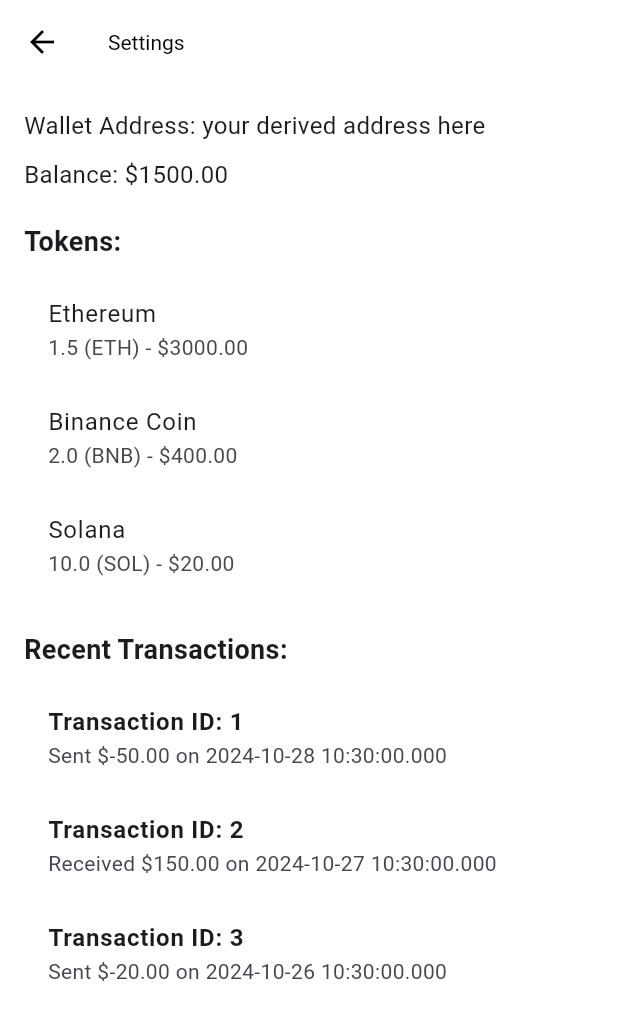
After one commit to waqasraza123/flutter-web3-wallet-connect, a Flutter app: the SettingsScreen screen opened by its route, on a phone screen of 412 x 824 dp. The commit adds this screen. Shown: the top 1020 px of the screen. Run offline on Flutter 3.47's test engine with Material 3 defaults, Android fonts, the phone set to English and light mode, and no system bars; our stand-ins replace flutter_secure_storage, loading_animation_widget, logger, shared_preferences, video_player; missing offline and left inert: bip39; accounts and stored records are empty.

Commit message:
design touches

```diff
--- a/lib/main.dart
+++ b/lib/main.dart
@@ -1,6 +1,7 @@
 import 'package:flutter/material.dart';
 import 'screens/home_screen.dart';
-import 'screens/chain_selection_screen.dart'; // Import your ChainSelectionScreen
+import 'screens/chain_selection_screen.dart';
+import 'screens/settings_screen.dart';
 
 void main() {
   runApp(const MyApp());
@@ -27,8 +28,8 @@ class MyApp extends StatelessWidget {
         primaryColor: Colors.blue,
       ),
       routes: {
-        // Define the chainSelection route here
         '/chainSelection': (context) => const ChainSelectionScreen(),
+        '/settings': (context) => const SettingsScreen(),
       },
     );
   }
--- a/lib/models/wallet.dart
+++ b/lib/models/wallet.dart
@@ -6,12 +6,18 @@ class Token {
   final String symbol;
   final double amount;
   final double price;
+  final String imageUrl;
+  final double currentAmount;
+  final double currentBalance;
 
   Token({
     required this.name,
     required this.symbol,
     required this.amount,
     required this.price,
+    required this.imageUrl,
+    required this.currentAmount,
+    required this.currentBalance,
   });
 }
 
@@ -26,7 +32,7 @@ class Wallet {
   final String recoveryPhrase;
   final String privateKey;
   final String publicKey;
-  final String address; // Explicitly add address as a final field
+  final String address;
   final double balance;
   final List<Token> tokens;
   final List<NFT> nfts;
@@ -35,7 +41,7 @@ class Wallet {
     required this.recoveryPhrase,
     required this.privateKey,
     required this.publicKey,
-    required this.address, // Ensure address is set via the constructor
+    required this.address,
     required this.balance,
     required this.tokens,
     required this.nfts,
--- /dev/null
+++ b/lib/screens/settings_screen.dart
@@ -0,0 +1,70 @@
+import 'package:flutter/material.dart';
+import '../utils/api_data.dart';
+
+class SettingsScreen extends StatelessWidget {
+  const SettingsScreen({super.key});
+
+  @override
+  Widget build(BuildContext context) {
+    final wallet = ApiData.wallet; // Get the wallet data
+
+    return Scaffold(
+      appBar: AppBar(
+        title: const Text('Settings'),
+      ),
+      body: Padding(
+        padding: const EdgeInsets.all(16.0),
+        child: ListView(
+          children: [
+            // Display wallet information
+            Text(
+              'Wallet Address: ${wallet.address}',
+              style: const TextStyle(fontSize: 16),
+            ),
+            const SizedBox(height: 10),
+            Text(
+              'Balance: \$${wallet.balance.toStringAsFixed(2)}',
+              style: const TextStyle(fontSize: 16),
+            ),
+            const SizedBox(height: 20),
+
+            // Display tokens
+            const Text(
+              'Tokens:',
+              style: TextStyle(fontSize: 18, fontWeight: FontWeight.bold),
+            ),
+            const SizedBox(height: 10),
+            ...wallet.tokens.map((token) {
+              return ListTile(
+                title: Text(token.name),
+                subtitle: Text(
+                  '${token.amount} (${token.symbol}) - \$${token.price.toStringAsFixed(2)}',
+                ),
+              );
+            }).toList(),
+
+            const SizedBox(height: 20),
+
+            // Display transactions
+            const Text(
+              'Recent Transactions:',
+              style: TextStyle(fontSize: 18, fontWeight: FontWeight.bold),
+            ),
+            const SizedBox(height: 10),
+            ...ApiData.transactions.map((transaction) {
+              return ListTile(
+                title: Text(
+                  'Transaction ID: ${transaction.id}',
+                  style: const TextStyle(fontWeight: FontWeight.bold),
+                ),
+                subtitle: Text(
+                  '${transaction.type} \$${transaction.amount.toStringAsFixed(2)} on ${transaction.date}',
+                ),
+              );
+            }).toList(),
+          ],
+        ),
+      ),
+    );
+  }
+}
--- a/lib/screens/wallet_creation_options_screen.dart
+++ b/lib/screens/wallet_creation_options_screen.dart
@@ -68,7 +68,7 @@ class WalletCreationOptionsScreen extends StatelessWidget {
       required VoidCallback onPressed,
       String? textButtonText,
       String bottomText = ''}) {
-    return Container(
+    return SizedBox(
       height: 250, // Set a fixed height for uniformity
       width: double.infinity, // Make the card take full width
       child: Card(
--- a/lib/utils/api_data.dart
+++ b/lib/utils/api_data.dart
@@ -6,12 +6,37 @@ class ApiData {
     recoveryPhrase: "your recovery phrase here",
     privateKey: "your private key here",
     publicKey: "your public key here",
-    address: "your derived address here", // Add the wallet address here
+    address: "your derived address here",
     balance: 1500.00,
     tokens: [
-      Token(name: "Ethereum", symbol: "ETH", amount: 1.5, price: 3000.00),
-      Token(name: "Binance Coin", symbol: "BNB", amount: 2.0, price: 400.00),
-      Token(name: "Solana", symbol: "SOL", amount: 10.0, price: 20.00),
+      Token(
+        name: "Ethereum",
+        symbol: "ETH",
+        amount: 1.5,
+        price: 3000.00,
+        imageUrl: 'https://cryptologos.cc/logos/ethereum-eth-logo.png?v=025',
+        currentAmount: 1.5,
+        currentBalance: 3000.00 * 1.5,
+      ),
+      Token(
+        name: "Binance Coin",
+        symbol: "BNB",
+        amount: 2.0,
+        price: 400.00,
+        imageUrl:
+            'https://cryptologos.cc/logos/binance-coin-bnb-logo.png?v=025',
+        currentAmount: 2.0,
+        currentBalance: 400.00 * 2.0,
+      ),
+      Token(
+        name: "Solana",
+        symbol: "SOL",
+        amount: 10.0,
+        price: 20.00,
+        imageUrl: 'https://cryptologos.cc/logos/solana-sol-logo.png?v=025',
+        currentAmount: 10.0,
+        currentBalance: 20.00 * 10.0,
+      ),
     ],
     nfts: [
       NFT(name: "CryptoPunk #1", imageUrl: "https://example.com/nft1.png"),
@@ -24,44 +49,32 @@ class ApiData {
       id: "1",
       amount: -50.00,
       date: DateTime.now().subtract(const Duration(days: 1)),
-        type: "Sent"),
+      type: "Sent",
+    ),
     Transaction(
       id: "2",
       amount: 150.00,
       date: DateTime.now().subtract(const Duration(days: 2)),
-        type: "Received"),
+      type: "Received",
+    ),
     Transaction(
       id: "3",
       amount: -20.00,
       date: DateTime.now().subtract(const Duration(days: 3)),
-        type: "Sent"),
+      type: "Sent",
+    ),
   ];
 
-  static final List<Map<String, dynamic>> topTokens = [
-    {
-      'name': 'Bitcoin',
-      'price': 29000.00,
-      'change': 2.5,
-    },
-    {
-      'name': 'Ethereum',
-      'price': 1800.00,
-      'change': -1.2,
-    },
-    {
-      'name': 'Ripple',
-      'price': 0.50,
-      'change': 3.4,
-    },
-    {
-      'name': 'Cardano',
-      'price': 1.20,
-      'change': 0.8,
-    },
-    {
-      'name': 'Polkadot',
-      'price': 5.80,
-      'change': -0.6,
-    },
-  ];
+  static List<Map<String, dynamic>> get topTokens {
+    return wallet.tokens.map((token) {
+      return {
+        'name': token.name,
+        'price': token.price,
+        'change': 0.0,
+        'imageUrl': token.imageUrl,
+        'currentAmount': token.currentAmount,
+        'currentBalance': token.currentBalance,
+      };
+    }).toList();
   }
+}
--- a/pubspec.yaml
+++ b/pubspec.yaml
@@ -20,6 +20,7 @@ dependencies:
   flutter_secure_storage: ^9.2.2
   crypto: ^3.0.6
   shared_preferences: ^2.3.2
+  loading_animation_widget: ^1.3.0
 
 dev_dependencies:
   flutter_test:
```
Also changed, not shown: lib/screens/home_screen.dart (+2 -5 lines), lib/screens/verify_recovery_phrase_screen.dart (+19 -2 lines), lib/screens/wallet_screen.dart (+103 -18 lines). Lines whose indentation alone changed are shown as unchanged.
